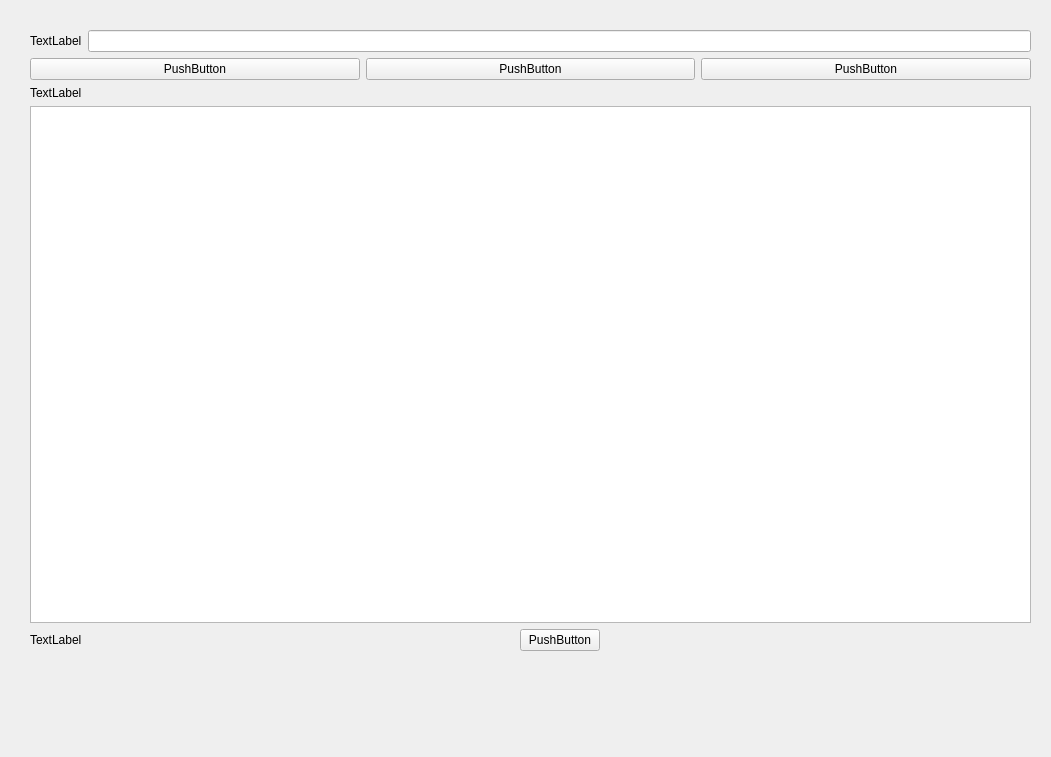
First picture: the form in flight_inquiry_flightid.ui, repository Aloereed/Flightman_Client_DATA130039, before the edit.
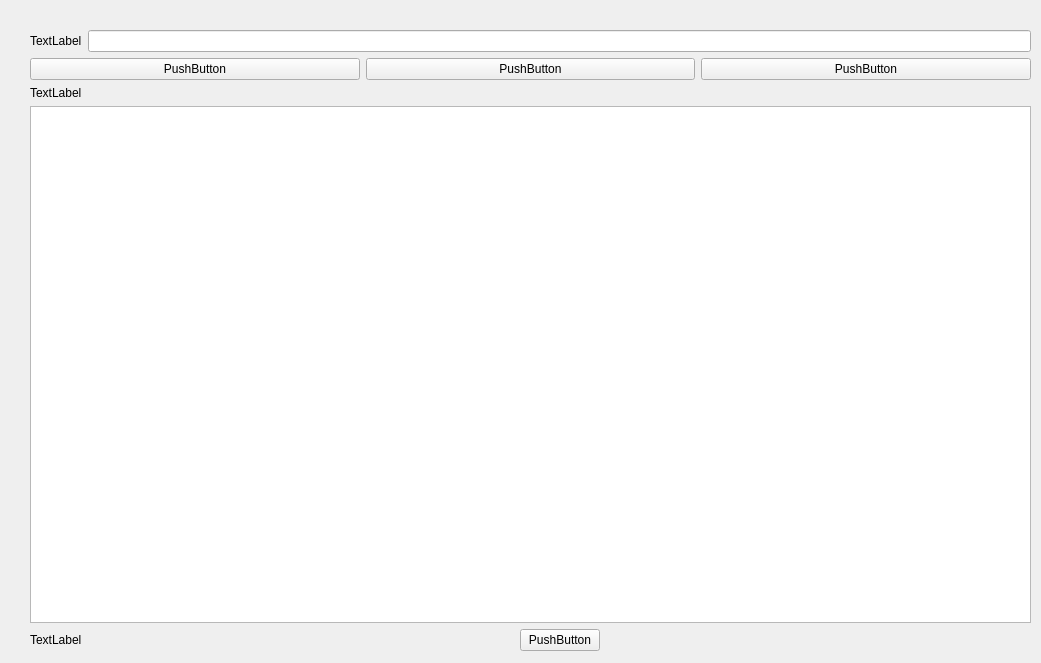
Second picture: the form after the edit.

```diff
--- a/flight_inquiry_flightid.ui
+++ b/flight_inquiry_flightid.ui
@@ -6,8 +6,8 @@
    <rect>
     <x>0</x>
     <y>0</y>
-    <width>1051</width>
-    <height>757</height>
+    <width>1041</width>
+    <height>663</height>
    </rect>
   </property>
   <property name="windowTitle">
```
